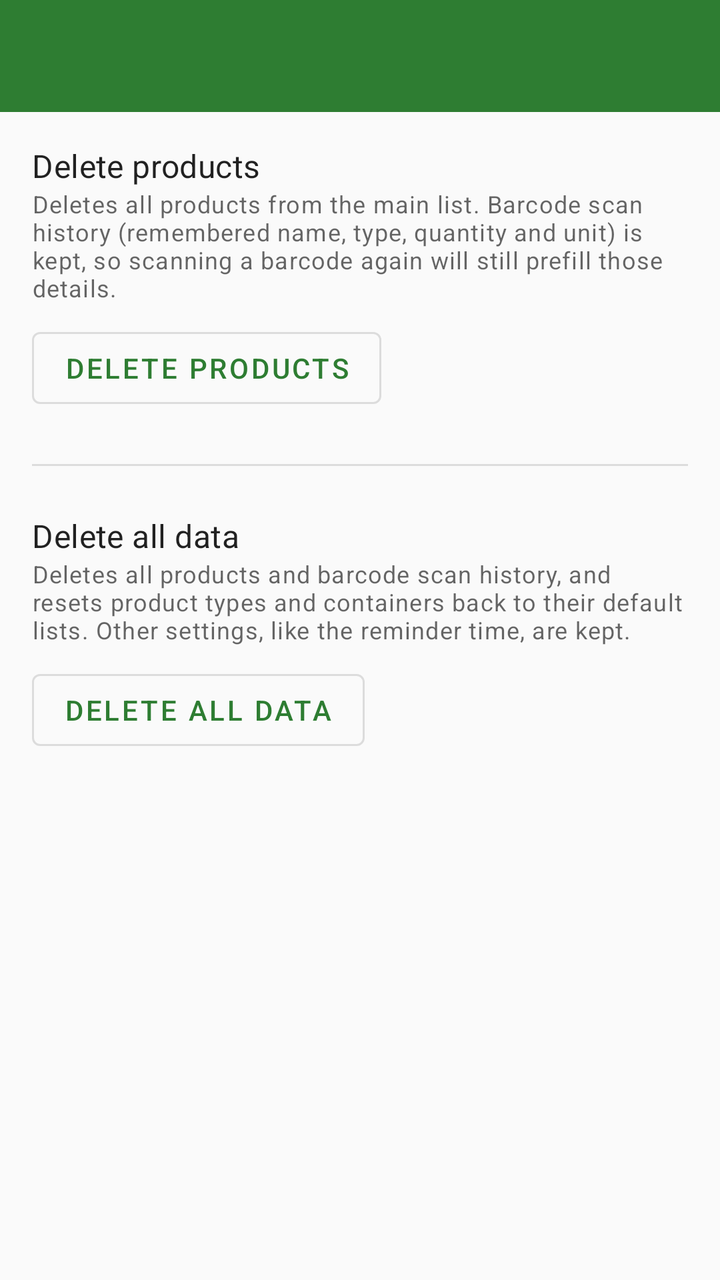
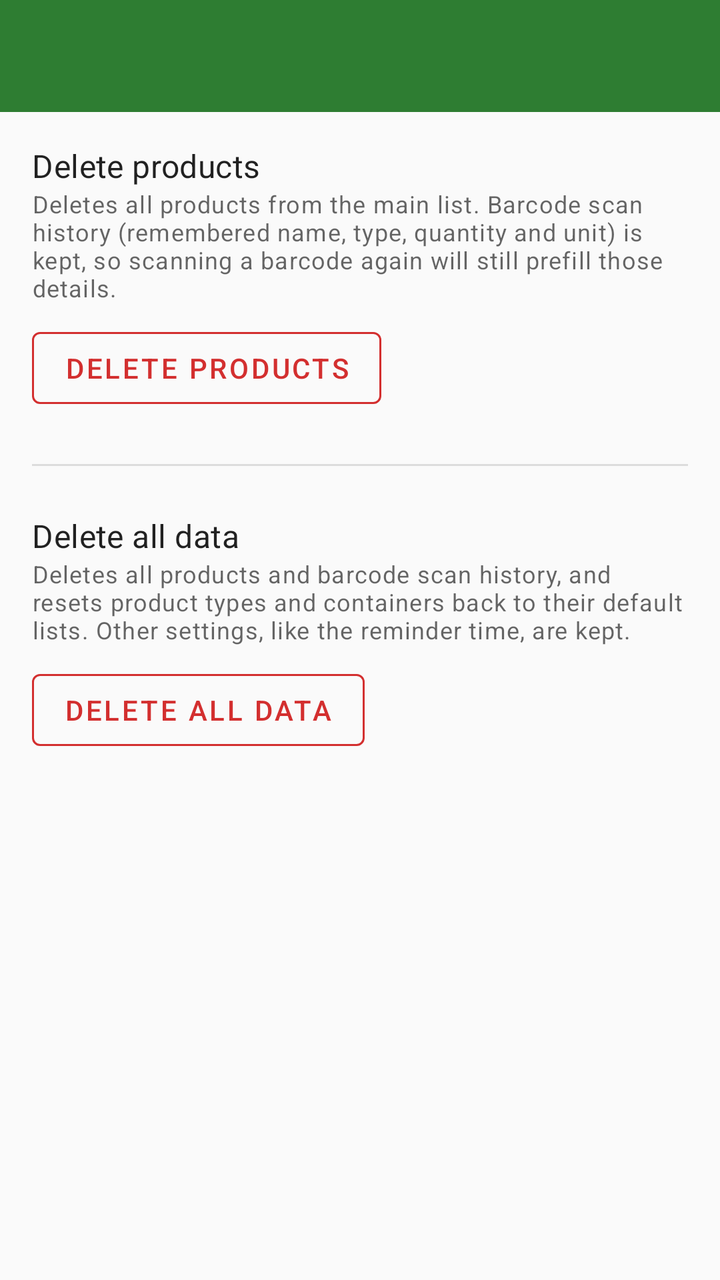

The first picture is an Android layout as it rendered before a commit; the second is the same layout after the commit. The layout source and the unified diff follow.
<!-- AndroidManifest.xml: application theme Theme.ExpiryManager -->
<!-- res/layout/activity_delete_data.xml -->
<?xml version="1.0" encoding="utf-8"?>
<LinearLayout
    xmlns:android="http://schemas.android.com/apk/res/android"
    xmlns:app="http://schemas.android.com/apk/res-auto"
    android:layout_width="match_parent"
    android:layout_height="match_parent"
    android:orientation="vertical">

    <androidx.appcompat.widget.Toolbar
        android:id="@+id/toolbar"
        android:layout_width="match_parent"
        android:layout_height="?attr/actionBarSize"
        android:background="?attr/colorPrimary"
        app:titleTextColor="?attr/colorOnPrimary"
        app:navigationIconTint="?attr/colorOnPrimary" />

    <LinearLayout
        android:layout_width="match_parent"
        android:layout_height="wrap_content"
        android:orientation="vertical"
        android:padding="16dp">

        <TextView
            android:layout_width="match_parent"
            android:layout_height="wrap_content"
            android:text="@string/action_delete_products"
            android:textAppearance="?attr/textAppearanceSubtitle1" />

        <TextView
            android:layout_width="match_parent"
            android:layout_height="wrap_content"
            android:layout_marginBottom="8dp"
            android:text="@string/summary_delete_products"
            android:textAppearance="?attr/textAppearanceCaption" />

        <com.google.android.material.button.MaterialButton
            android:id="@+id/button_delete_products"
            style="@style/Widget.MaterialComponents.Button.OutlinedButton"
            android:layout_width="wrap_content"
            android:layout_height="wrap_content"
            android:text="@string/action_delete_products" />

        <View
            android:layout_width="match_parent"
            android:layout_height="1dp"
            android:layout_marginVertical="24dp"
            android:background="?android:attr/listDivider" />

        <TextView
            android:layout_width="match_parent"
            android:layout_height="wrap_content"
            android:text="@string/action_delete_all_data"
            android:textAppearance="?attr/textAppearanceSubtitle1" />

        <TextView
            android:layout_width="match_parent"
            android:layout_height="wrap_content"
            android:layout_marginBottom="8dp"
            android:text="@string/summary_delete_all_data"
            android:textAppearance="?attr/textAppearanceCaption" />

        <com.google.android.material.button.MaterialButton
            android:id="@+id/button_delete_all_data"
            style="@style/Widget.MaterialComponents.Button.OutlinedButton"
            android:layout_width="wrap_content"
            android:layout_height="wrap_content"
            android:text="@string/action_delete_all_data" />

    </LinearLayout>

</LinearLayout>
<!-- resources referenced by this layout -->
<resources>
  <string name="action_delete_all_data">Delete all data</string>
  <string name="action_delete_products">Delete products</string>
  <string name="summary_delete_all_data">Deletes all products and barcode scan history, and resets product types and containers back to their default lists. Other settings, like the reminder time, are kept.</string>
  <string name="summary_delete_products">Deletes all products from the main list. Barcode scan history (remembered name, type, quantity and unit) is kept, so scanning a barcode again will still prefill those details.</string>
  <style name="Theme.ExpiryManager" parent="Theme.MaterialComponents.DayNight.NoActionBar">
          <item name="colorPrimary">@color/primary</item>
          <item name="colorPrimaryDark">@color/primary_dark</item>
          <item name="colorOnPrimary">@color/on_primary</item>
          <item name="colorAccent">@color/accent</item>
          <item name="android:windowBackground">@color/background_light</item>
          <item name="alertDialogTheme">@style/ThemeOverlay.ExpiryManager.AlertDialog</item>
      </style>
  <color name="primary">#2E7D32</color>
  <color name="primary_dark">#1B5E20</color>
  <color name="on_primary">#FFFFFF</color>
  <color name="accent">#FF6F00</color>
  <color name="background_light">#FAFAFA</color>
  <style name="ThemeOverlay.ExpiryManager.AlertDialog" parent="ThemeOverlay.MaterialComponents.Dialog.Alert">
          <item name="colorPrimary">@color/dialog_button_color</item>
      </style>
  <color name="dialog_button_color">@color/primary</color>
</resources>

<!-- the commit's change to res/layout/activity_delete_data.xml (unified diff, before → after) -->
@@ -38,6 +38,8 @@
             style="@style/Widget.MaterialComponents.Button.OutlinedButton"
             android:layout_width="wrap_content"
             android:layout_height="wrap_content"
+            android:textColor="@color/delete_color"
+            app:strokeColor="@color/delete_color"
             android:text="@string/action_delete_products" />
 
         <View
@@ -64,6 +66,8 @@
             style="@style/Widget.MaterialComponents.Button.OutlinedButton"
             android:layout_width="wrap_content"
             android:layout_height="wrap_content"
+            android:textColor="@color/delete_color"
+            app:strokeColor="@color/delete_color"
             android:text="@string/action_delete_all_data" />
 
     </LinearLayout>
<!-- resource entries referenced after the edit -->
@@ -1,5 +1,6 @@
 <!-- resources referenced by this layout -->
 <resources>
+  <color name="delete_color">#D32F2F</color>
   <string name="action_delete_all_data">Delete all data</string>
   <string name="action_delete_products">Delete products</string>
   <string name="summary_delete_all_data">Deletes all products and barcode scan history, and resets product types and containers back to their default lists. Other settings, like the reminder time, are kept.</string>
